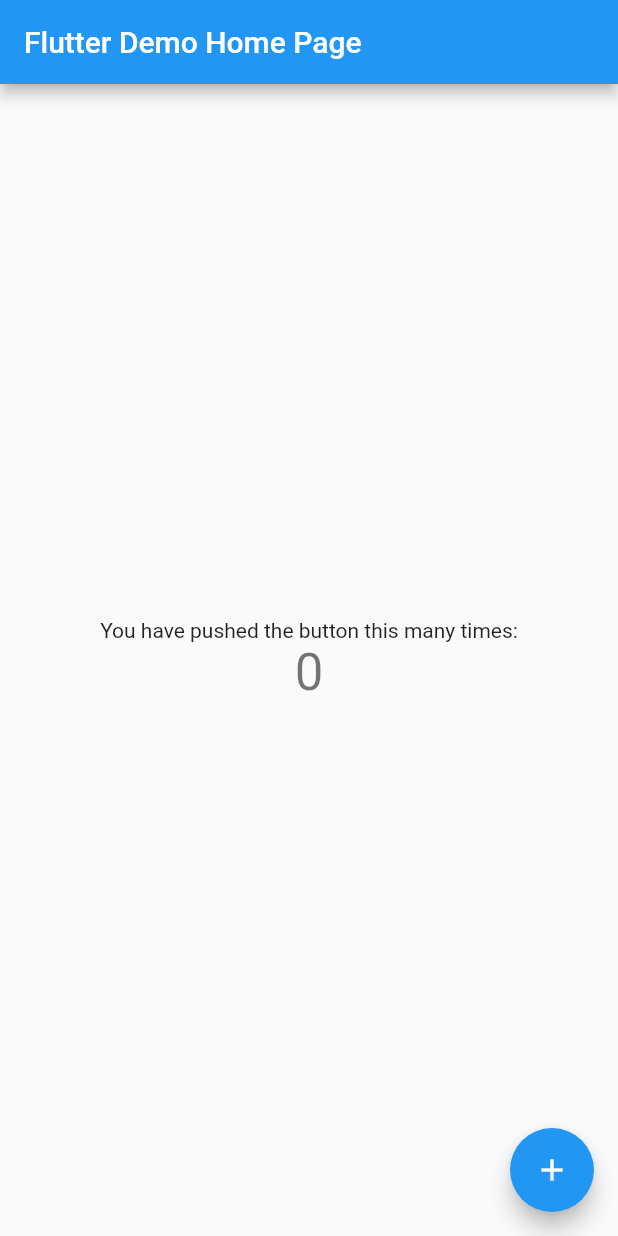
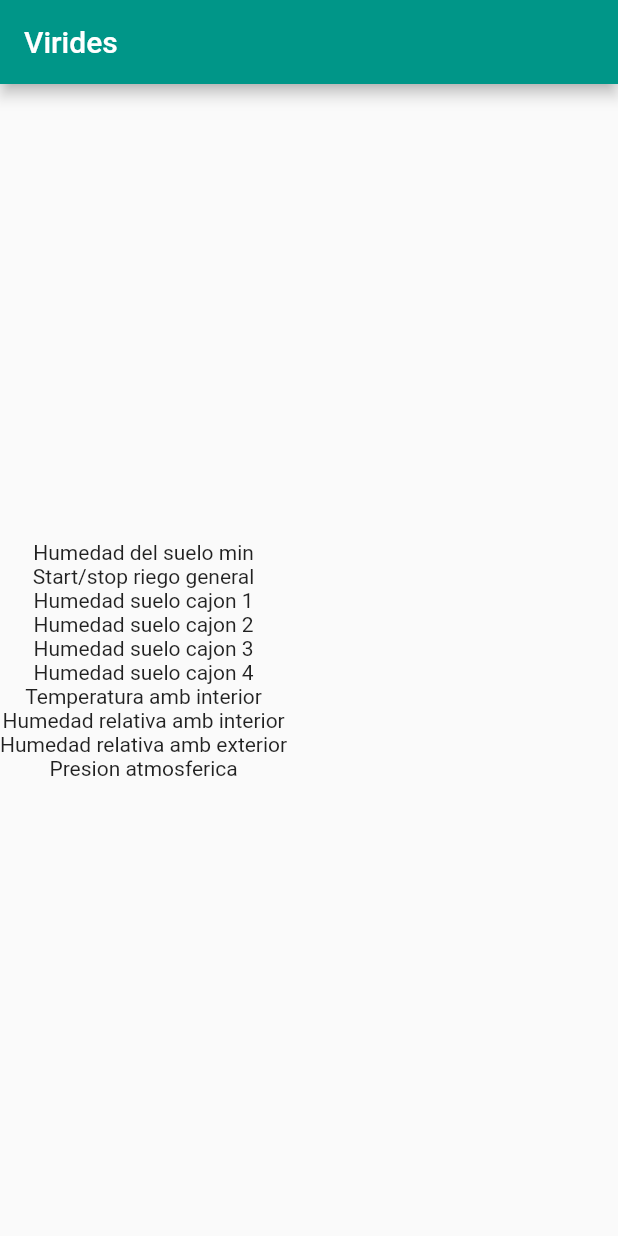
Before and after one commit to solshuffle/virides, a Flutter app: the screen it shows after launch, on a phone screen of 412 x 824 dp. Run offline on Flutter 3.47's test engine with Material 2 defaults, Android fonts, the phone set to English and light mode, and no system bars.

Commit message:
Setup scaffold

```diff
--- a/lib/main.dart
+++ b/lib/main.dart
@@ -3,109 +3,46 @@ import 'package:flutter/material.dart';
 void main() => runApp(MyApp());
 
 class MyApp extends StatelessWidget {
-  // This widget is the root of your application.
   @override
   Widget build(BuildContext context) {
     return MaterialApp(
-      title: 'Flutter Demo',
+      title: 'Virides',
       theme: ThemeData(
-        // This is the theme of your application.
-        //
-        // Try running your application with "flutter run". You'll see the
-        // application has a blue toolbar. Then, without quitting the app, try
-        // changing the primarySwatch below to Colors.green and then invoke
-        // "hot reload" (press "r" in the console where you ran "flutter run",
-        // or simply save your changes to "hot reload" in a Flutter IDE).
-        // Notice that the counter didn't reset back to zero; the application
-        // is not restarted.
-        primarySwatch: Colors.blue,
+        primarySwatch: Colors.teal,
       ),
-      home: MyHomePage(title: 'Flutter Demo Home Page'),
+      home: Dashboard(),
     );
   }
 }
 
-class MyHomePage extends StatefulWidget {
-  MyHomePage({Key key, this.title}) : super(key: key);
-
-  // This widget is the home page of your application. It is stateful, meaning
-  // that it has a State object (defined below) that contains fields that affect
-  // how it looks.
-
-  // This class is the configuration for the state. It holds the values (in this
-  // case the title) provided by the parent (in this case the App widget) and
-  // used by the build method of the State. Fields in a Widget subclass are
-  // always marked "final".
-
-  final String title;
-
+class Dashboard extends StatefulWidget {
   @override
-  _MyHomePageState createState() => _MyHomePageState();
+  _DashboardState createState() => _DashboardState();
 }
 
-class _MyHomePageState extends State<MyHomePage> {
-  int _counter = 0;
-
-  void _incrementCounter() {
-    setState(() {
-      // This call to setState tells the Flutter framework that something has
-      // changed in this State, which causes it to rerun the build method below
-      // so that the display can reflect the updated values. If we changed
-      // _counter without calling setState(), then the build method would not be
-      // called again, and so nothing would appear to happen.
-      _counter++;
-    });
-  }
-
+class _DashboardState extends State<Dashboard> {
   @override
   Widget build(BuildContext context) {
-    // This method is rerun every time setState is called, for instance as done
-    // by the _incrementCounter method above.
-    //
-    // The Flutter framework has been optimized to make rerunning build methods
-    // fast, so that you can just rebuild anything that needs updating rather
-    // than having to individually change instances of widgets.
     return Scaffold(
       appBar: AppBar(
-        // Here we take the value from the MyHomePage object that was created by
-        // the App.build method, and use it to set our appbar title.
-        title: Text(widget.title),
+        title: Text('Virides'),
       ),
-      body: Center(
-        // Center is a layout widget. It takes a single child and positions it
-        // in the middle of the parent.
-        child: Column(
-          // Column is also a layout widget. It takes a list of children and
-          // arranges them vertically. By default, it sizes itself to fit its
-          // children horizontally, and tries to be as tall as its parent.
-          //
-          // Invoke "debug painting" (press "p" in the console, choose the
-          // "Toggle Debug Paint" action from the Flutter Inspector in Android
-          // Studio, or the "Toggle Debug Paint" command in Visual Studio Code)
-          // to see the wireframe for each widget.
-          //
-          // Column has various properties to control how it sizes itself and
-          // how it positions its children. Here we use mainAxisAlignment to
-          // center the children vertically; the main axis here is the vertical
-          // axis because Columns are vertical (the cross axis would be
-          // horizontal).
-          mainAxisAlignment: MainAxisAlignment.center,
-          children: <Widget>[
-            Text(
-              'You have pushed the button this many times:',
-            ),
-            Text(
-              '$_counter',
-              style: Theme.of(context).textTheme.display1,
-            ),
-          ],
-        ),
+      body: Column(
+        mainAxisAlignment: MainAxisAlignment.center,
+        crossAxisAlignment: CrossAxisAlignment.center,
+        children: <Widget>[
+          Text('Humedad del suelo min'),
+          Text('Start/stop riego general'),
+          Text('Humedad suelo cajon 1'),
+          Text('Humedad suelo cajon 2'),
+          Text('Humedad suelo cajon 3'),
+          Text('Humedad suelo cajon 4'),
+          Text('Temperatura amb interior'),
+          Text('Humedad relativa amb interior'),
+          Text('Humedad relativa amb exterior'),
+          Text('Presion atmosferica'),
+        ],
       ),
-      floatingActionButton: FloatingActionButton(
-        onPressed: _incrementCounter,
-        tooltip: 'Increment',
-        child: Icon(Icons.add),
-      ), // This trailing comma makes auto-formatting nicer for build methods.
     );
   }
 }
```
